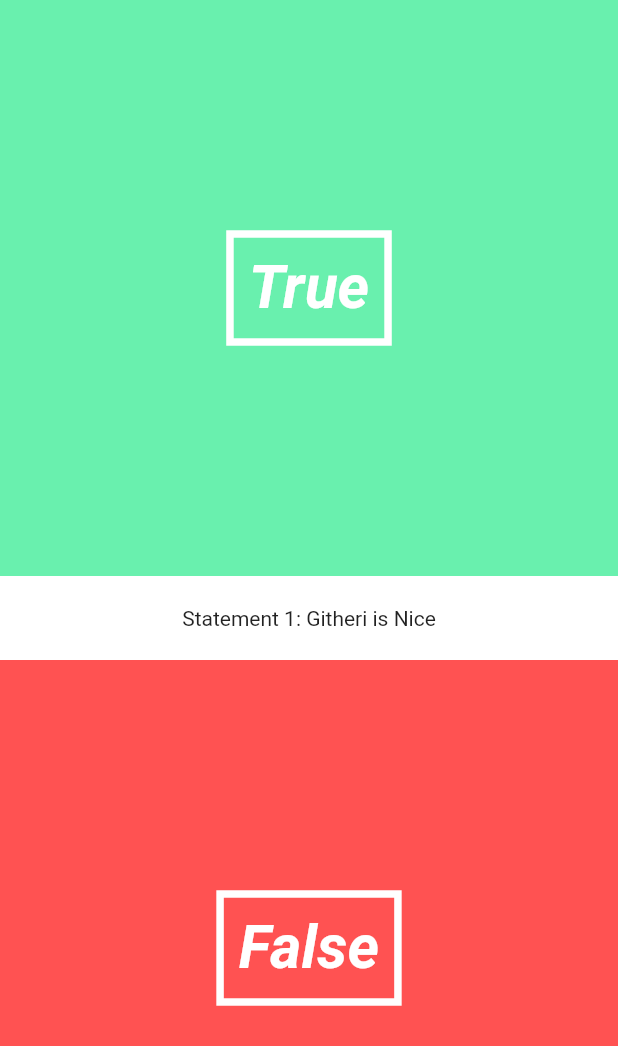
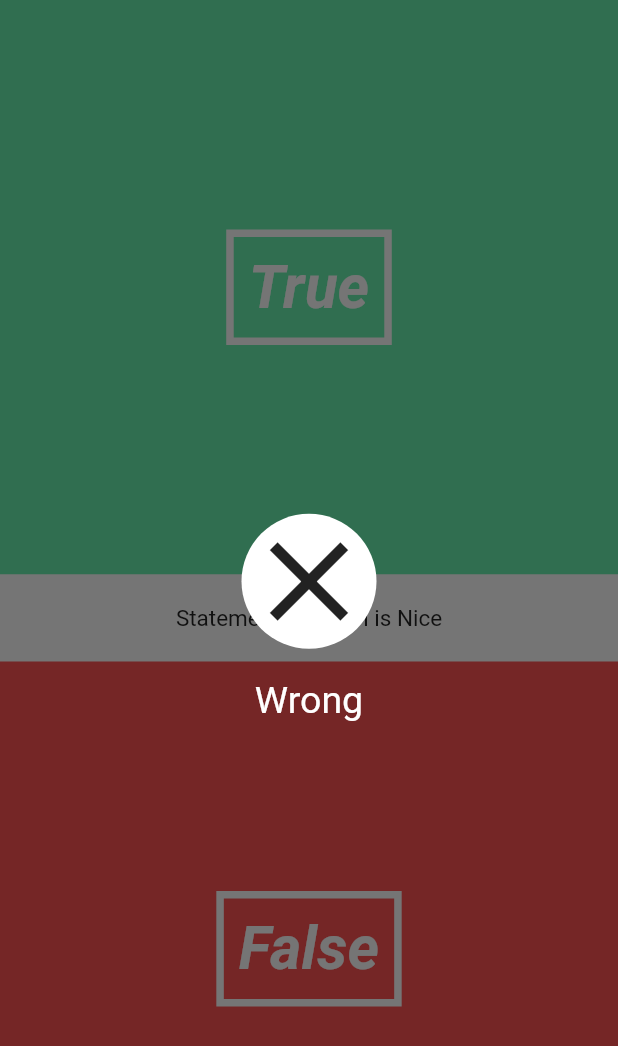
Before and after one commit to edwwn/quizDart, a Flutter app: the screen it shows after launch, on a phone screen of 412 x 824 dp. Shown: the top 1046 px of the screen. Run offline on Flutter 3.47's test engine with Material 2 defaults, Android fonts, the phone set to English and light mode, and no system bars.

Commit message:
up to the adding of the pi animation on container

```diff
--- /dev/null
+++ b/lib/UI/correct_wrong_overlay.dart
@@ -0,0 +1,60 @@
+import 'package:flutter/material.dart';
+import 'dart:math';
+
+
+class CorrectWrongOverlay extends StatefulWidget{
+
+  final bool _isCorrect;
+
+
+  CorrectWrongOverlay(this._isCorrect);
+
+  @override
+  State createState()=> new CorrectWrongOverlayState();
+
+}
+
+class CorrectWrongOverlayState extends State<CorrectWrongOverlay> with SingleTickerProviderStateMixin{
+
+  Animation<double> _iconAnimation;
+  AnimationController _iconAnimationController;
+
+  @override
+  void initState(){
+    super.initState();
+    _iconAnimationController = new AnimationController(duration: new Duration(seconds: 2), vsync: this );
+    _iconAnimation = new CurvedAnimation(parent: _iconAnimationController, curve: Curves.elasticOut);
+    _iconAnimation.addListener(() => this.setState((){}));
+    _iconAnimationController.forward();
+  }
+
+  @override
+
+  Widget build(BuildContext context) {
+   return new Material(
+     color: Colors.black54,
+      child: new InkWell(
+        onTap: () => print("You Tapped the Overlay"),
+        child: new Column(
+          mainAxisAlignment: MainAxisAlignment.center,
+          children: <Widget>[
+            new Container(
+              decoration: new BoxDecoration(
+                color: Colors.white,
+                shape: BoxShape.circle
+              ),
+              child: new Transform.rotate(
+                angle: _iconAnimation.value*2*pi,
+               child: new Icon(widget._isCorrect == true? Icons.done: Icons.clear, size: 90.0,) ,
+              )
+            ),
+            new Padding(
+              padding: new EdgeInsets.only(bottom: 20.0),
+            ),
+            new Text(widget._isCorrect==true ? "Correct!!": "Wrong", style: new TextStyle(color: Colors.white, fontSize: 25.0),)
+          ],
+        ),
+      ),
+   );
+  }
+}
--- a/lib/UI/question_text.dart
+++ b/lib/UI/question_text.dart
@@ -0,0 +1,44 @@
+import 'package:flutter/material.dart';
+
+class QuestionText extends StatefulWidget{
+  final String _question;
+  final int _questionNumber;
+
+  QuestionText(this._question,this._questionNumber);
+
+
+  @override
+  State createState() => new QuestionTextState();
+
+
+}
+
+class QuestionTextState extends State<QuestionText> with SingleTickerProviderStateMixin{
+  Animation<double> _fontSizeAnimation;
+  AnimationController _fontSizeAnimationController;
+
+  @override
+  void initState(){
+    super.initState();
+    _fontSizeAnimationController = new AnimationController(duration: new Duration(microseconds: 600), vsync: this);
+    _fontSizeAnimation = new CurvedAnimation(parent: _fontSizeAnimationController, curve: Curves.bounceOut);
+    _fontSizeAnimation.addListener(() => this.setState((){}));
+    _fontSizeAnimationController.forward();
+  }
+
+  @override
+  Widget build(BuildContext context) {
+   return new Material(
+      color: Colors.white,
+      child: new Padding(
+        padding: new EdgeInsets.symmetric(vertical:20.0),
+        child: new Center(
+         child: new Text("Statement " + widget._questionNumber.toString() + ":" + widget._question,
+          style: new TextStyle( fontSize: _fontSizeAnimation.value * 15),
+         ),
+        ),
+     ),
+    );
+  }
+
+}
--- a/lib/pages/quiz_page.dart
+++ b/lib/pages/quiz_page.dart
@@ -4,6 +4,9 @@ import '../utils/question.dart';
 import '../utils/quiz.dart';
 
 import '../UI/answer_button.dart';
+import '../UI/question_text.dart';
+
+import '../UI/correct_wrong_overlay.dart';
 
 class QuizPage extends StatefulWidget{
     @override
@@ -13,22 +16,16 @@ class QuizPageState extends State<QuizPage>{
   @override
   Widget build(BuildContext context){
     return new Stack(
+      fit: StackFit.expand,
       children: <Widget>[
         new Column(//THIS IS OUR MAIN PAGE
           children: <Widget>[
             new AnswerButton(true, () => print("You answered True")),
-            new Material(
-              color: Colors.white,
-              child: new Padding(
-               padding: new EdgeInsets.symmetric(vertical:20.0),
-                child: new Center(
-                  child: new Text("Statement 1: Githeri is Nice"),
-              ),
-             ),
-            ),
+            new QuestionText("Githeri is Nice", 1),
             new AnswerButton(false, () => print("You answered False")),
           ],
-        )
+        ),
+        new CorrectWrongOverlay(false)
       ],
     );
   }
```
